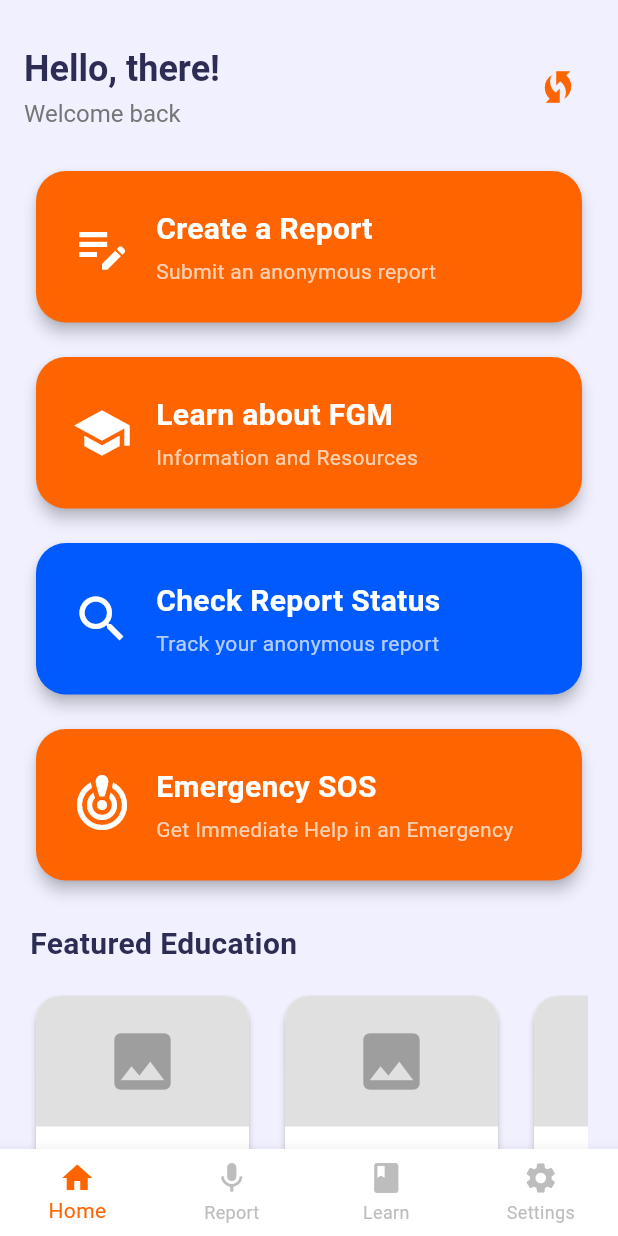
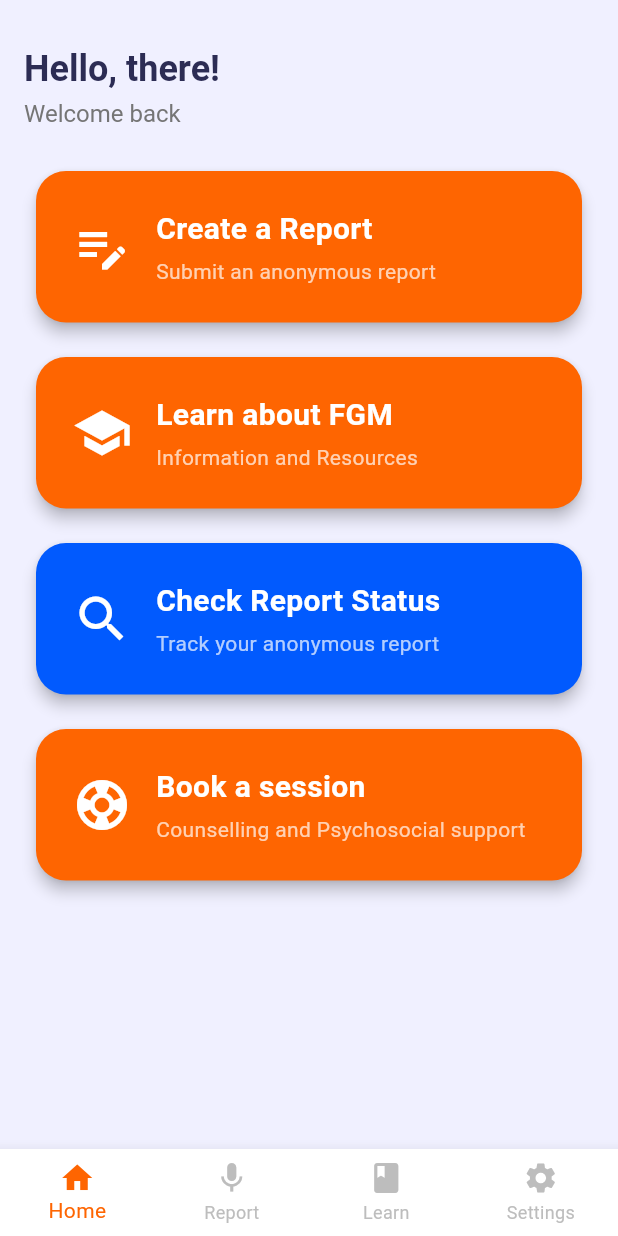
Before and after one commit to Davhub/safe_voice, a Flutter app: the screen it shows after launch, after a tap on "Continue to App", on a phone screen of 412 x 824 dp. Run offline on Flutter 3.47's test engine with Material 3 defaults, Android fonts, the phone set to English and light mode, and no system bars; our stand-ins replace cloud_firestore, firebase_core, firebase_storage, geolocator, permission_handler; accounts and stored records are empty; network calls fail.

Commit message:
fresh updates in the recording session and home screen

```diff
--- a/lib/views/home/home_screen.dart
+++ b/lib/views/home/home_screen.dart
@@ -7,95 +7,95 @@ class HomeScreen extends StatelessWidget {
   const HomeScreen({Key? key}) : super(key: key);
 
   /// Test Firebase connectivity
-  Future<void> _testFirebaseConnection(BuildContext context) async {
-    // Show loading dialog
-    showDialog(
-      context: context,
-      barrierDismissible: false,
-      builder: (BuildContext context) {
-        return const AlertDialog(
-          content: Column(
-            mainAxisSize: MainAxisSize.min,
-            children: [
-              CircularProgressIndicator(),
-              SizedBox(height: 16),
-              Text('Testing Firebase connection...'),
-            ],
-          ),
-        );
-      },
-    );
+  // Future<void> _testFirebaseConnection(BuildContext context) async {
+  //   // Show loading dialog
+  //   showDialog(
+  //     context: context,
+  //     barrierDismissible: false,
+  //     builder: (BuildContext context) {
+  //       return const AlertDialog(
+  //         content: Column(
+  //           mainAxisSize: MainAxisSize.min,
+  //           children: [
+  //             CircularProgressIndicator(),
+  //             SizedBox(height: 16),
+  //             Text('Testing Firebase connection...'),
+  //           ],
+  //         ),
+  //       );
+  //     },
+  //   );
 
-    try {
-      // Run Firebase tests
-      Map<String, bool> results = await FirebaseTestService.runAllTests();
+  //   try {
+  //     // Run Firebase tests
+  //     Map<String, bool> results = await FirebaseTestService.runAllTests();
 
-      if (context.mounted) {
-        Navigator.of(context).pop(); // Close loading dialog
+  //     if (context.mounted) {
+  //       Navigator.of(context).pop(); // Close loading dialog
 
-        // Show results dialog
-        showDialog(
-          context: context,
-          builder: (BuildContext context) {
-            bool allPassed = results.values.every((result) => result);
-            return AlertDialog(
-              title: Text(
-                allPassed ? '✅ Firebase Connected!' : '⚠️ Connection Issues',
-                style: TextStyle(
-                  color: allPassed ? Colors.green : Colors.orange,
-                ),
-              ),
-              content: Column(
-                mainAxisSize: MainAxisSize.min,
-                crossAxisAlignment: CrossAxisAlignment.start,
-                children: [
-                  Text('Test Results:'),
-                  SizedBox(height: 8),
-                  ...results.entries.map((entry) => Text(
-                    '${entry.value ? '✅' : '❌'} ${entry.key}: ${entry.value ? 'PASSED' : 'FAILED'}',
-                  )),
-                  if (!allPassed) ...[
-                    SizedBox(height: 12),
-                    Text(
-                      'Check your internet connection and Firebase setup.',
-                      style: TextStyle(fontSize: 12, color: Colors.grey[600]),
-                    ),
-                  ],
-                ],
-              ),
-              actions: [
-                TextButton(
-                  onPressed: () => Navigator.of(context).pop(),
-                  child: const Text('OK'),
-                ),
-              ],
-            );
-          },
-        );
-      }
-    } catch (e) {
-      if (context.mounted) {
-        Navigator.of(context).pop(); // Close loading dialog
+  //       // Show results dialog
+  //       showDialog(
+  //         context: context,
+  //         builder: (BuildContext context) {
+  //           bool allPassed = results.values.every((result) => result);
+  //           return AlertDialog(
+  //             title: Text(
+  //               allPassed ? '✅ Firebase Connected!' : '⚠️ Connection Issues',
+  //               style: TextStyle(
+  //                 color: allPassed ? Colors.green : Colors.orange,
+  //               ),
+  //             ),
+  //             content: Column(
+  //               mainAxisSize: MainAxisSize.min,
+  //               crossAxisAlignment: CrossAxisAlignment.start,
+  //               children: [
+  //                 Text('Test Results:'),
+  //                 SizedBox(height: 8),
+  //                 ...results.entries.map((entry) => Text(
+  //                   '${entry.value ? '✅' : '❌'} ${entry.key}: ${entry.value ? 'PASSED' : 'FAILED'}',
+  //                 )),
+  //                 if (!allPassed) ...[
+  //                   SizedBox(height: 12),
+  //                   Text(
+  //                     'Check your internet connection and Firebase setup.',
+  //                     style: TextStyle(fontSize: 12, color: Colors.grey[600]),
+  //                   ),
+  //                 ],
+  //               ],
+  //             ),
+  //             actions: [
+  //               TextButton(
+  //                 onPressed: () => Navigator.of(context).pop(),
+  //                 child: const Text('OK'),
+  //               ),
+  //             ],
+  //           );
+  //         },
+  //       );
+  //     }
+  //   } catch (e) {
+  //     if (context.mounted) {
+  //       Navigator.of(context).pop(); // Close loading dialog
 
-        // Show error dialog
-        showDialog(
-          context: context,
-          builder: (BuildContext context) {
-            return AlertDialog(
-              title: const Text('❌ Connection Failed'),
-              content: Text('Error: $e'),
-              actions: [
-                TextButton(
-                  onPressed: () => Navigator.of(context).pop(),
-                  child: const Text('OK'),
-                ),
-              ],
-            );
-          },
-        );
-      }
-    }
-  }
+  //       // Show error dialog
+  //       showDialog(
+  //         context: context,
+  //         builder: (BuildContext context) {
+  //           return AlertDialog(
+  //             title: const Text('❌ Connection Failed'),
+  //             content: Text('Error: $e'),
+  //             actions: [
+  //               TextButton(
+  //                 onPressed: () => Navigator.of(context).pop(),
+  //                 child: const Text('OK'),
+  //               ),
+  //             ],
+  //           );
+  //         },
+  //       );
+  //     }
+  //   }
+  // }
 
   @override
   Widget build(BuildContext context) {
@@ -132,15 +132,15 @@ class HomeScreen extends StatelessWidget {
                 ],
               ),
               // Firebase test button (development only)
-              IconButton(
-                onPressed: () => _testFirebaseConnection(context),
-                icon: const Icon(
-                  Icons.wifi_protected_setup,
-                  color: AppColors.primary,
-                  size: 28,
-                ),
-                tooltip: 'Test Firebase Connection',
-              ),
+              // IconButton(
+              //   onPressed: () => _testFirebaseConnection(context),
+              //   icon: const Icon(
+              //     Icons.wifi_protected_setup,
+              //     color: AppColors.primary,
+              //     size: 28,
+              //   ),
+              //   tooltip: 'Test Firebase Connection',
+              // ),
             ],
           ),
         ),
@@ -337,7 +337,7 @@ class HomeScreen extends StatelessWidget {
                   child: Row(
                     children: [
                       const Icon(
-                        Icons.crisis_alert,
+                        Icons.support,
                         size: 40,
                         color: AppColors.textOnPrimary,
                       ),
@@ -347,7 +347,7 @@ class HomeScreen extends StatelessWidget {
                           crossAxisAlignment: CrossAxisAlignment.start,
                           children: const [
                             Text(
-                              'Emergency SOS',
+                              'Book a session',
                               style: TextStyle(
                                 fontSize: 20,
                                 fontWeight: FontWeight.bold,
@@ -356,7 +356,7 @@ class HomeScreen extends StatelessWidget {
                             ),
                             SizedBox(height: 4),
                             Text(
-                              'Get Immediate Help in an Emergency',
+                              'Counselling and Psychosocial support',
                               style: TextStyle(
                                 fontSize: 14,
                                 color: Colors.white70,
@@ -371,28 +371,7 @@ class HomeScreen extends StatelessWidget {
               ),
             ),
             const SizedBox(height: 24),
-            // Featured Education Section
-            const Text(
-              'Featured Education',
-              style: TextStyle(
-                fontSize: 20,
-                fontWeight: FontWeight.bold,
-                color: AppColors.textPrimary,
-              ),
-            ),
-            const SizedBox(height: 16),
-            SizedBox(
-              height: 180, // Adjust height as needed
-              child: ListView.builder(
-                scrollDirection: Axis.horizontal,
-                itemCount: 5, // Example count
-                itemBuilder: (context, index) {
-                  return buildEducationCard(index);
-                },
-              ),
-            ),
-            const SizedBox(height: 24),
-            // Resources Section
+
 
           ],
         ),
--- a/lib/views/report/report_case_screen.dart
+++ b/lib/views/report/report_case_screen.dart
@@ -2,6 +2,9 @@ import 'dart:io';
 import 'package:flutter/material.dart';
 import 'package:safe_voice/constant/colors.dart';
 import 'package:safe_voice/services/services.dart';
+import 'package:geolocator/geolocator.dart';
+import 'package:cloud_firestore/cloud_firestore.dart';
+import 'package:firebase_storage/firebase_storage.dart';
 
 class ReportCaseScreen extends StatefulWidget {
   final bool showBack;
@@ -20,11 +23,86 @@ class _ReportCaseScreenState extends State<ReportCaseScreen> {
   Duration _recordingDuration = Duration.zero;
   late Stream<Duration> _durationStream;
 
+  // New state variables for better UX
+  bool _hasVoiceReport = false;
+  bool _hasTextReport = false;
+  String? _currentLocation;
+
+  @override
+  void initState() {
+    super.initState();
+    _getCurrentLocation();
+    _setupTextListener();
+  }
+
   @override
   void dispose() {
     _reportController.dispose();
     _locationController.dispose();
     super.dispose();
+  }
+
+  /// Setup text field listener to track changes
+  void _setupTextListener() {
+    _reportController.addListener(() {
+      setState(() {
+        _hasTextReport = _reportController.text.trim().isNotEmpty;
+      });
+    });
+  }
+
+  /// Get current location in background
+  Future<void> _getCurrentLocation() async {
+    try {
+      setState(() {
+        _currentLocation = "Getting location...";
+      });
+
+      // Check if location services are enabled
+      bool serviceEnabled = await Geolocator.isLocationServiceEnabled();
+      if (!serviceEnabled) {
+        setState(() {
+          _currentLocation = "Location services are disabled";
+        });
+        return;
+      }
+
+      // Check location permissions
+      LocationPermission permission = await Geolocator.checkPermission();
+      if (permission == LocationPermission.denied) {
+        permission = await Geolocator.requestPermission();
+        if (permission == LocationPermission.denied) {
+          setState(() {
+            _currentLocation = "Location permission denied";
+          });
+          return;
+        }
+      }
+
+      if (permission == LocationPermission.deniedForever) {
+        setState(() {
+          _currentLocation = "Location permission permanently denied";
+        });
+        return;
+      }
+
+      // Get current position
+      Position position = await Geolocator.getCurrentPosition(
+        desiredAccuracy: LocationAccuracy.high,
+      );
+
+      // Format the location
+      String locationText = "Lat: ${position.latitude.toStringAsFixed(6)}, "
+                           "Long: ${position.longitude.toStringAsFixed(6)}";
+
+      setState(() {
+        _currentLocation = locationText;
+      });
+    } catch (e) {
+      setState(() {
+        _currentLocation = "Location unavailable: ${e.toString()}";
+      });
+    }
   }
 
   /// Start voice recording
@@ -264,6 +342,7 @@ class _ReportCaseScreenState extends State<ReportCaseScreen> {
     return Scaffold(
       backgroundColor: AppColors.background,
       appBar: AppBar(
+        foregroundColor: Colors.white,
         title: const Text(
           'Report Case',
           style: TextStyle(
@@ -547,26 +626,26 @@ class _ReportCaseScreenState extends State<ReportCaseScreen> {
             ),
             const SizedBox(height: 24),
             // Firebase Test Button (for debugging)
-            SizedBox(
-              width: double.infinity,
-              child: OutlinedButton(
-                onPressed: _testFirebaseConnectivity,
-                style: OutlinedButton.styleFrom(
-                  side: const BorderSide(color: AppColors.info, width: 1),
-                  shape: RoundedRectangleBorder(
-                    borderRadius: BorderRadius.circular(12),
-                  ),
-                  padding: const EdgeInsets.symmetric(vertical: 12),
-                ),
-                child: const Text(
-                  'Test Firebase Connection',
-                  style: TextStyle(
-                    fontSize: 14,
-                    color: AppColors.info,
-                  ),
-                ),
-              ),
-            ),
+            // SizedBox(
+            //   width: double.infinity,
+            //   child: OutlinedButton(
+            //     onPressed: _testFirebaseConnectivity,
+            //     style: OutlinedButton.styleFrom(
+            //       side: const BorderSide(color: AppColors.info, width: 1),
+            //       shape: RoundedRectangleBorder(
+            //         borderRadius: BorderRadius.circular(12),
+            //       ),
+            //       padding: const EdgeInsets.symmetric(vertical: 12),
+            //     ),
+            //     child: const Text(
+            //       'Test Firebase Connection',
+            //       style: TextStyle(
+            //         fontSize: 14,
+            //         color: AppColors.info,
+            //       ),
+            //     ),
+            //   ),
+            // ),
             const SizedBox(height: 16),
             // Submit Button
             SizedBox(
```
Also changed, not shown: pubspec.yaml (+8 -1 lines), lib/views/report/report_case_screen_backup.dart (added), pubspec.lock, 4 other files.
